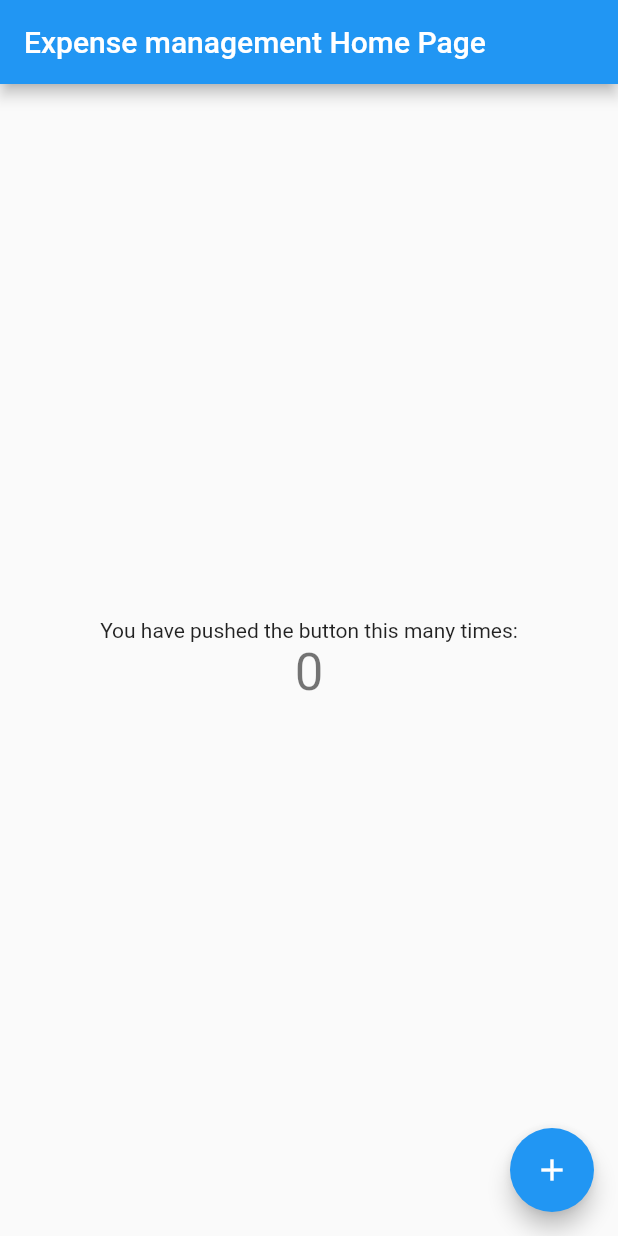
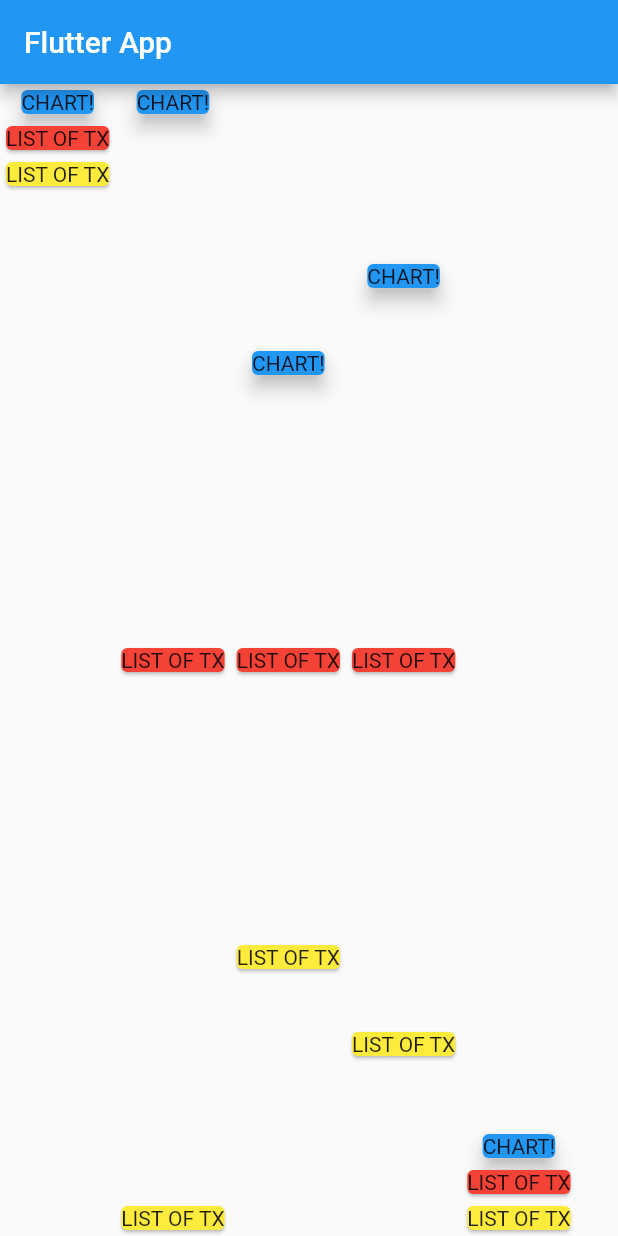
Before and after one commit to devqmr/expense_app, a Flutter app: the screen it shows after launch, on a phone screen of 412 x 824 dp. Run offline on Flutter 3.47's test engine with Material 2 defaults, Android fonts, the phone set to English and light mode, and no system bars.

Commit message:
Try column mainAxisAlignment options

```diff
--- a/lib/main.dart
+++ b/lib/main.dart
@@ -3,109 +3,132 @@ import 'package:flutter/material.dart';
 void main() => runApp(MyApp());
 
 class MyApp extends StatelessWidget {
-  // This widget is the root of your application.
   @override
   Widget build(BuildContext context) {
     return MaterialApp(
-      title: 'Expense management',
-      theme: ThemeData(
-        // This is the theme of your application.
-        //
-        // Try running your application with "flutter run". You'll see the
-        // application has a blue toolbar. Then, without quitting the app, try
-        // changing the primarySwatch below to Colors.green and then invoke
-        // "hot reload" (press "r" in the console where you ran "flutter run",
-        // or simply save your changes to "hot reload" in a Flutter IDE).
-        // Notice that the counter didn't reset back to zero; the application
-        // is not restarted.
-        primarySwatch: Colors.blue,
-      ),
-      home: MyHomePage(title: 'Expense management Home Page'),
+      title: 'Flutter App',
+      home: MyHomePage(),
     );
   }
 }
 
-class MyHomePage extends StatefulWidget {
-  MyHomePage({Key key, this.title}) : super(key: key);
-
-  // This widget is the home page of your application. It is stateful, meaning
-  // that it has a State object (defined below) that contains fields that affect
-  // how it looks.
-
-  // This class is the configuration for the state. It holds the values (in this
-  // case the title) provided by the parent (in this case the App widget) and
-  // used by the build method of the State. Fields in a Widget subclass are
-  // always marked "final".
-
-  final String title;
-
-  @override
-  _MyHomePageState createState() => _MyHomePageState();
-}
-
-class _MyHomePageState extends State<MyHomePage> {
-  int _counter = 0;
-
-  void _incrementCounter() {
-    setState(() {
-      // This call to setState tells the Flutter framework that something has
-      // changed in this State, which causes it to rerun the build method below
-      // so that the display can reflect the updated values. If we changed
-      // _counter without calling setState(), then the build method would not be
-      // called again, and so nothing would appear to happen.
-      _counter++;
-    });
-  }
-
+class MyHomePage extends StatelessWidget {
   @override
   Widget build(BuildContext context) {
-    // This method is rerun every time setState is called, for instance as done
-    // by the _incrementCounter method above.
-    //
-    // The Flutter framework has been optimized to make rerunning build methods
-    // fast, so that you can just rebuild anything that needs updating rather
-    // than having to individually change instances of widgets.
     return Scaffold(
       appBar: AppBar(
-        // Here we take the value from the MyHomePage object that was created by
-        // the App.build method, and use it to set our appbar title.
-        title: Text(widget.title),
+        title: Text('Flutter App'),
       ),
-      body: Center(
-        // Center is a layout widget. It takes a single child and positions it
-        // in the middle of the parent.
-        child: Column(
-          // Column is also a layout widget. It takes a list of children and
-          // arranges them vertically. By default, it sizes itself to fit its
-          // children horizontally, and tries to be as tall as its parent.
-          //
-          // Invoke "debug painting" (press "p" in the console, choose the
-          // "Toggle Debug Paint" action from the Flutter Inspector in Android
-          // Studio, or the "Toggle Debug Paint" command in Visual Studio Code)
-          // to see the wireframe for each widget.
-          //
-          // Column has various properties to control how it sizes itself and
-          // how it positions its children. Here we use mainAxisAlignment to
-          // center the children vertically; the main axis here is the vertical
-          // axis because Columns are vertical (the cross axis would be
-          // horizontal).
-          mainAxisAlignment: MainAxisAlignment.center,
-          children: <Widget>[
-            Text(
-              'You have pushed the button this many times:',
-            ),
-            Text(
-              '$_counter',
-              style: Theme.of(context).textTheme.display1,
-            ),
-          ],
-        ),
+      body: Row(
+        children: <Widget>[
+          Column(
+            mainAxisAlignment: MainAxisAlignment.start,
+//        crossAxisAlignment: CrossAxisAlignment.stretch,
+            children: <Widget>[
+              Container(
+//                width: double.infinity,
+                child: Card(
+                  color: Colors.blue,
+                  child: Text('CHART!'),
+                  elevation: 5,
+                ),
+              ),
+              Card(
+                color: Colors.red,
+                child: Text('LIST OF TX'),
+              ),Card(
+                color: Colors.yellow,
+                child: Text('LIST OF TX'),
+              ),
+            ],
+          ),
+          Column(
+            mainAxisAlignment: MainAxisAlignment.spaceBetween,
+//        crossAxisAlignment: CrossAxisAlignment.stretch,
+            children: <Widget>[
+              Container(
+//                width: double.infinity,
+                child: Card(
+                  color: Colors.blue,
+                  child: Text('CHART!'),
+                  elevation: 5,
+                ),
+              ),
+              Card(
+                color: Colors.red,
+                child: Text('LIST OF TX'),
+              ),Card(
+                color: Colors.yellow,
+                child: Text('LIST OF TX'),
+              ),
+            ],
+          ),
+          Column(
+            mainAxisAlignment: MainAxisAlignment.spaceEvenly,
+//        crossAxisAlignment: CrossAxisAlignment.stretch,
+            children: <Widget>[
+              Container(
+//                width: double.infinity,
+                child: Card(
+                  color: Colors.blue,
+                  child: Text('CHART!'),
+                  elevation: 5,
+                ),
+              ),
+              Card(
+                color: Colors.red,
+                child: Text('LIST OF TX'),
+              ),Card(
+                color: Colors.yellow,
+                child: Text('LIST OF TX'),
+              ),
+            ],
+          ),
+          Column(
+            mainAxisAlignment: MainAxisAlignment.spaceAround,
+//        crossAxisAlignment: CrossAxisAlignment.stretch,
+            children: <Widget>[
+              Container(
+//                width: double.infinity,
+                child: Card(
+                  color: Colors.blue,
+                  child: Text('CHART!'),
+                  elevation: 5,
+                ),
+              ),
+              Card(
+                color: Colors.red,
+                child: Text('LIST OF TX'),
+              ),Card(
+                color: Colors.yellow,
+                child: Text('LIST OF TX'),
+              ),
+            ],
+          ),
+          Column(
+            mainAxisAlignment: MainAxisAlignment.end,
+//        crossAxisAlignment: CrossAxisAlignment.stretch,
+            children: <Widget>[
+              Container(
+//                width: double.infinity,
+                child: Card(
+                  color: Colors.blue,
+                  child: Text('CHART!'),
+                  elevation: 5,
+                ),
+              ),
+              Card(
+                color: Colors.red,
+                child: Text('LIST OF TX'),
+              ),Card(
+                color: Colors.yellow,
+                child: Text('LIST OF TX'),
+              ),
+            ],
+          ),
+
+        ],
       ),
-      floatingActionButton: FloatingActionButton(
-        onPressed: _incrementCounter,
-        tooltip: 'Increment',
-        child: Icon(Icons.add),
-      ), // This trailing comma makes auto-formatting nicer for build methods.
     );
   }
 }
```
